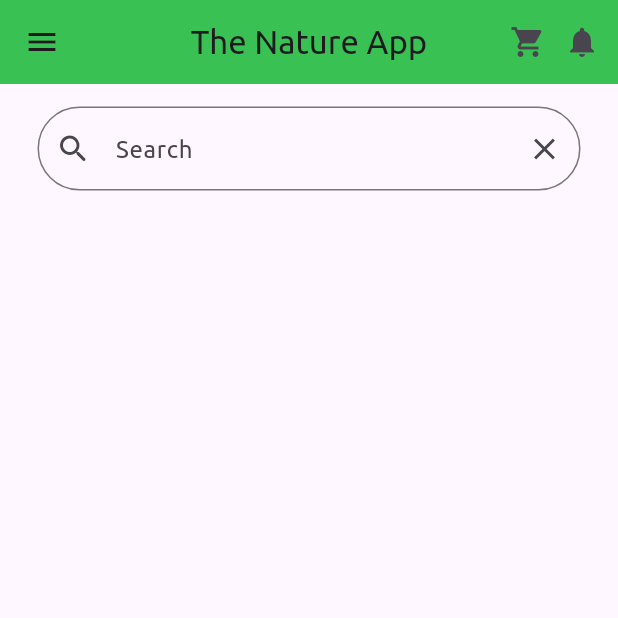
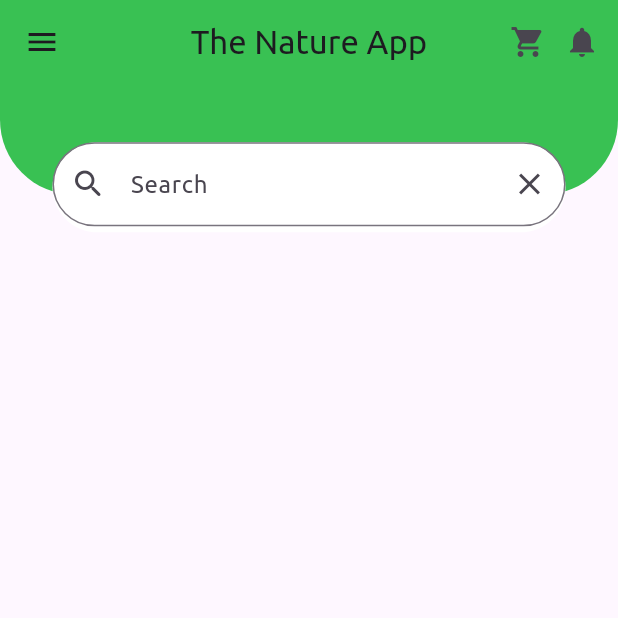
Before and after one commit to vyanky03/nature_app, a Flutter app: the SearchScreen screen opened directly, on a phone screen of 412 x 824 dp, the top half of it. Run offline on Flutter 3.47's test engine with Material 3 defaults, Android fonts, the phone set to English and light mode, and no system bars; our stand-ins replace flutter_profile_picture, flutter_svg; network calls fail; project files that could hold a hidden picture were left out.

Commit message:
update seach box

```diff
--- a/lib/searchscreen/search_screen.dart
+++ b/lib/searchscreen/search_screen.dart
@@ -1,4 +1,5 @@
 import 'package:flutter/material.dart';
+import 'package:nature_app/constants.dart';
 import 'package:nature_app/homescreen/widgets/appbar.dart';
 
 class SearchScreen extends StatefulWidget {
@@ -12,18 +13,33 @@ class _SearchScreenState extends State<SearchScreen> {
   final TextEditingController search = TextEditingController();
   @override
   Widget build(BuildContext context) {
+    Size size = MediaQuery.of(context).size;
     return Scaffold(
       appBar: buildAppbar(),
-      body: Column(
+      body: SizedBox(
+        height: size.height * 0.12,
+        child: Stack(
           children: [
-          Padding(
-            padding: const EdgeInsets.symmetric(horizontal: 25, vertical: 15),
+            Container(
+              height: size.height * 0.12 - 25,
+              decoration: const BoxDecoration(
+                color: bgColor,
+                borderRadius: BorderRadius.only(
+                  bottomLeft: Radius.circular(50),
+                  bottomRight: Radius.circular(50),
+                ),
+              ),
+            ),
+            Positioned(
+              bottom: 0,
+              left: 0,
+              right: 0,
               child: Container(
-              height: 70,
-              decoration: const BoxDecoration(
-                borderRadius: BorderRadius.all(
-                  Radius.circular(40),
-                ),
+                height: 60,
+                margin: const EdgeInsets.symmetric(horizontal: 35),
+                decoration: BoxDecoration(
+                  color: Colors.white,
+                  borderRadius: BorderRadius.circular(40),
                 ),
                 child: TextField(
                   controller: search,
@@ -47,6 +63,7 @@ class _SearchScreenState extends State<SearchScreen> {
             ),
           ],
         ),
+      ),
     );
   }
 }
```
Lines whose indentation alone changed are shown as unchanged.
